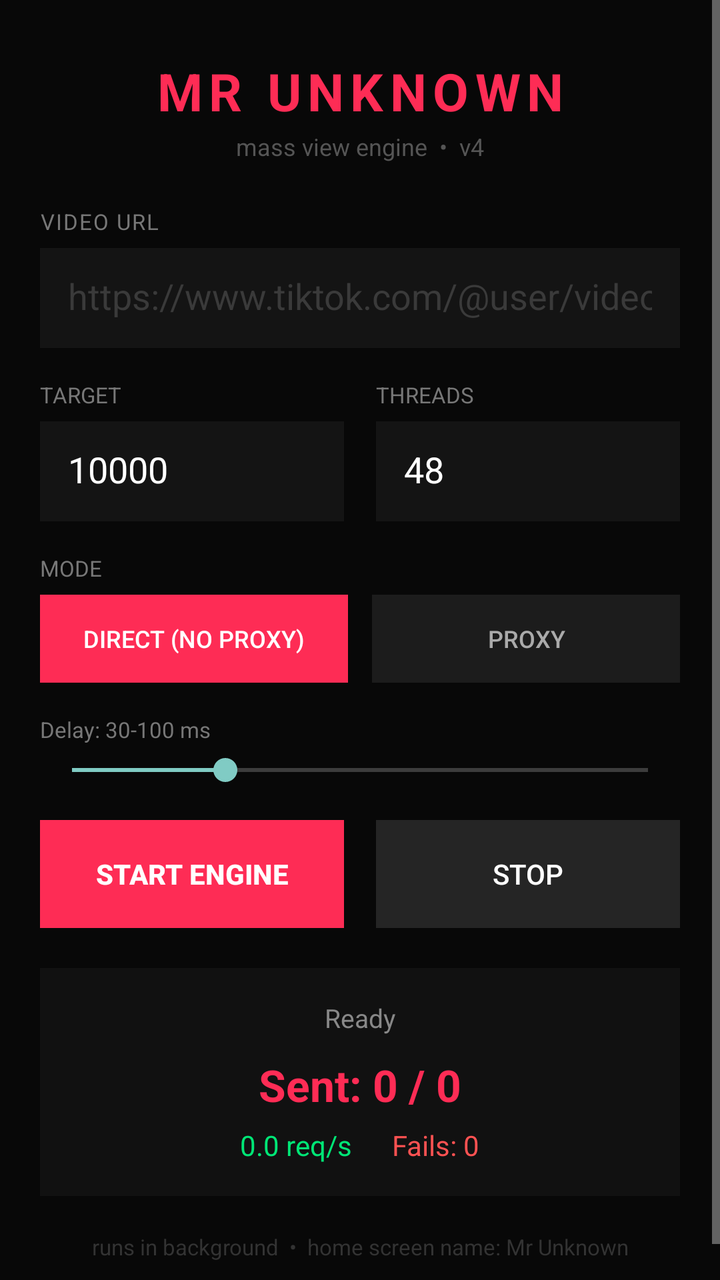
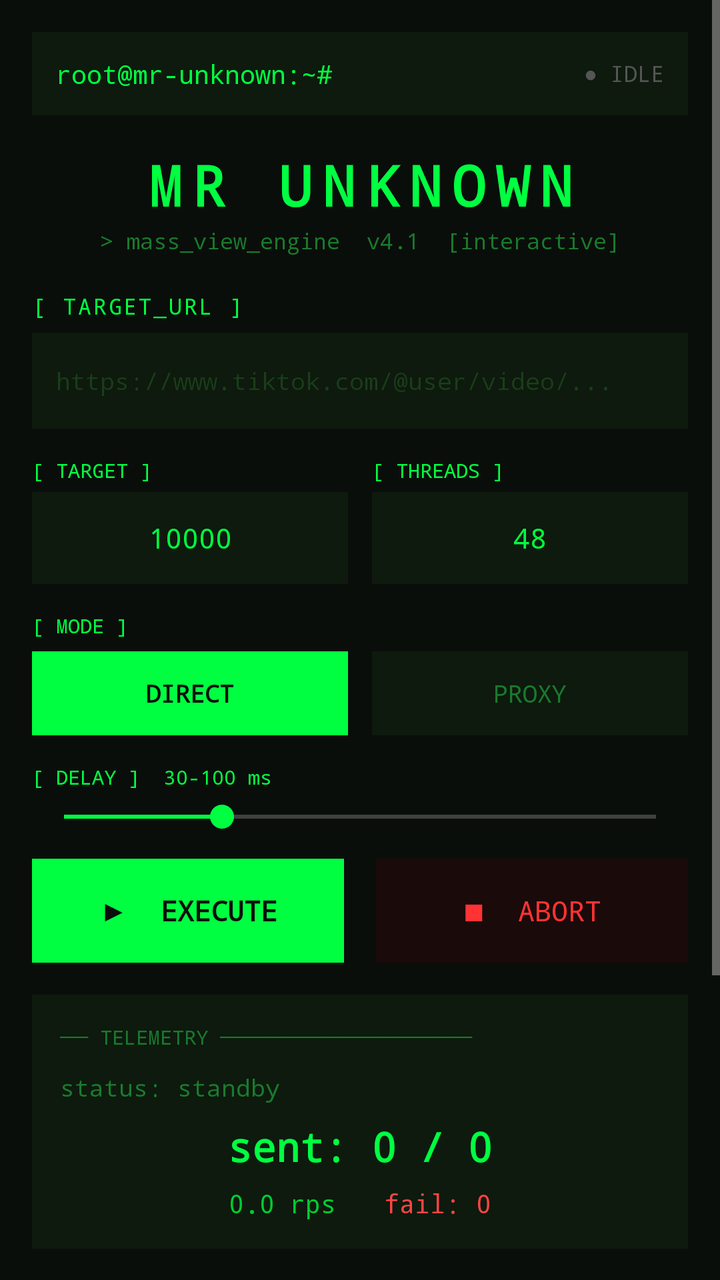

Before-and-after screenshots of an Android layout around one commit, followed by the original layout XML and the change that was made.
<!-- AndroidManifest.xml: application theme android:Theme.Material.NoActionBar -->
<!-- res/layout/activity_main.xml -->
<?xml version="1.0" encoding="utf-8"?>
<ScrollView xmlns:android="http://schemas.android.com/apk/res/android"
    android:layout_width="match_parent"
    android:layout_height="match_parent"
    android:background="#080808"
    android:fillViewport="true">

    <LinearLayout
        android:layout_width="match_parent"
        android:layout_height="wrap_content"
        android:orientation="vertical"
        android:padding="20dp">

        
        <TextView
            android:layout_width="match_parent"
            android:layout_height="wrap_content"
            android:text="MR UNKNOWN"
            android:textColor="#FE2C55"
            android:textSize="26sp"
            android:textStyle="bold"
            android:gravity="center"
            android:letterSpacing="0.12"
            android:layout_marginTop="8dp"
            android:layout_marginBottom="2dp"/>

        <TextView
            android:layout_width="match_parent"
            android:layout_height="wrap_content"
            android:text="mass view engine  •  v4"
            android:textColor="#555555"
            android:textSize="12sp"
            android:gravity="center"
            android:layout_marginBottom="22dp"/>

        
        <TextView
            android:layout_width="wrap_content"
            android:layout_height="wrap_content"
            android:text="VIDEO URL"
            android:textColor="#777777"
            android:textSize="11sp"
            android:letterSpacing="0.06"
            android:layout_marginBottom="6dp"/>

        <EditText
            android:id="@+id/url_input"
            android:layout_width="match_parent"
            android:layout_height="50dp"
            android:hint="https://www.tiktok.com/@user/video/..."
            android:textColor="#FFFFFF"
            android:textColorHint="#3A3A3A"
            android:background="#141414"
            android:padding="14dp"
            android:inputType="textUri"
            android:singleLine="true"
            android:layout_marginBottom="16dp"/>

        
        <LinearLayout
            android:layout_width="match_parent"
            android:layout_height="wrap_content"
            android:orientation="horizontal"
            android:layout_marginBottom="16dp">

            <LinearLayout
                android:layout_width="0dp"
                android:layout_height="wrap_content"
                android:layout_weight="1"
                android:orientation="vertical"
                android:layout_marginEnd="8dp">

                <TextView
                    android:layout_width="wrap_content"
                    android:layout_height="wrap_content"
                    android:text="TARGET"
                    android:textColor="#777777"
                    android:textSize="11sp"
                    android:layout_marginBottom="6dp"/>

                <EditText
                    android:id="@+id/count_input"
                    android:layout_width="match_parent"
                    android:layout_height="50dp"
                    android:text="10000"
                    android:textColor="#FFFFFF"
                    android:background="#141414"
                    android:padding="14dp"
                    android:inputType="number"
                    android:singleLine="true"/>
            </LinearLayout>

            <LinearLayout
                android:layout_width="0dp"
                android:layout_height="wrap_content"
                android:layout_weight="1"
                android:orientation="vertical"
                android:layout_marginStart="8dp">

                <TextView
                    android:layout_width="wrap_content"
                    android:layout_height="wrap_content"
                    android:text="THREADS"
                    android:textColor="#777777"
                    android:textSize="11sp"
                    android:layout_marginBottom="6dp"/>

                <EditText
                    android:id="@+id/threads_input"
                    android:layout_width="match_parent"
                    android:layout_height="50dp"
                    android:text="48"
                    android:textColor="#FFFFFF"
                    android:background="#141414"
                    android:padding="14dp"
                    android:inputType="number"
                    android:singleLine="true"/>
            </LinearLayout>
        </LinearLayout>

        
        <TextView
            android:layout_width="wrap_content"
            android:layout_height="wrap_content"
            android:text="MODE"
            android:textColor="#777777"
            android:textSize="11sp"
            android:layout_marginBottom="6dp"/>

        <LinearLayout
            android:layout_width="match_parent"
            android:layout_height="wrap_content"
            android:orientation="horizontal"
            android:layout_marginBottom="16dp">

            <Button
                android:id="@+id/mode_direct_btn"
                android:layout_width="0dp"
                android:layout_height="44dp"
                android:layout_weight="1"
                android:text="DIRECT (no proxy)"
                android:textColor="#FFFFFF"
                android:textSize="12sp"
                android:background="#FE2C55"
                android:layout_marginEnd="6dp"/>

            <Button
                android:id="@+id/mode_proxy_btn"
                android:layout_width="0dp"
                android:layout_height="44dp"
                android:layout_weight="1"
                android:text="PROXY"
                android:textColor="#AAAAAA"
                android:textSize="12sp"
                android:background="#1C1C1C"
                android:layout_marginStart="6dp"/>
        </LinearLayout>

        
        <TextView
            android:id="@+id/delay_label"
            android:layout_width="match_parent"
            android:layout_height="wrap_content"
            android:text="Delay: 30-100 ms"
            android:textColor="#777777"
            android:textSize="11sp"
            android:layout_marginBottom="4dp"/>

        <SeekBar
            android:id="@+id/delay_seek"
            android:layout_width="match_parent"
            android:layout_height="wrap_content"
            android:max="300"
            android:progress="80"
            android:layout_marginBottom="16dp"/>

        
        <TextView
            android:id="@+id/proxy_label"
            android:layout_width="wrap_content"
            android:layout_height="wrap_content"
            android:text="PROXIES  (host:port  or  user:pass@host:port)"
            android:textColor="#777777"
            android:textSize="11sp"
            android:layout_marginBottom="6dp"
            android:visibility="gone"/>

        <EditText
            android:id="@+id/proxy_input"
            android:layout_width="match_parent"
            android:layout_height="88dp"
            android:hint="1.2.3.4:8080\nuser:pass@5.6.7.8:3128"
            android:textColor="#FFFFFF"
            android:textColorHint="#2A2A2A"
            android:background="#141414"
            android:padding="12dp"
            android:gravity="top"
            android:inputType="textMultiLine"
            android:layout_marginBottom="18dp"
            android:visibility="gone"/>

        
        <LinearLayout
            android:layout_width="match_parent"
            android:layout_height="wrap_content"
            android:orientation="horizontal"
            android:layout_marginBottom="20dp">

            <Button
                android:id="@+id/start_btn"
                android:layout_width="0dp"
                android:layout_height="54dp"
                android:layout_weight="1"
                android:text="START ENGINE"
                android:textColor="#FFFFFF"
                android:textStyle="bold"
                android:textSize="14sp"
                android:background="#FE2C55"
                android:layout_marginEnd="8dp"/>

            <Button
                android:id="@+id/stop_btn"
                android:layout_width="0dp"
                android:layout_height="54dp"
                android:layout_weight="1"
                android:text="STOP"
                android:textColor="#FFFFFF"
                android:textSize="14sp"
                android:background="#252525"
                android:layout_marginStart="8dp"/>
        </LinearLayout>

        <ProgressBar
            android:id="@+id/progress"
            android:layout_width="match_parent"
            android:layout_height="wrap_content"
            android:indeterminate="true"
            android:visibility="gone"
            android:layout_marginBottom="14dp"/>

        
        <LinearLayout
            android:layout_width="match_parent"
            android:layout_height="wrap_content"
            android:orientation="vertical"
            android:background="#111111"
            android:padding="16dp">

            <TextView
                android:id="@+id/status_text"
                android:layout_width="match_parent"
                android:layout_height="wrap_content"
                android:text="Ready"
                android:textColor="#888888"
                android:textSize="13sp"
                android:gravity="center"
                android:layout_marginBottom="10dp"/>

            <TextView
                android:id="@+id/sent_text"
                android:layout_width="match_parent"
                android:layout_height="wrap_content"
                android:text="Sent: 0 / 0"
                android:textColor="#FE2C55"
                android:textSize="22sp"
                android:textStyle="bold"
                android:gravity="center"
                android:layout_marginBottom="6dp"/>

            <LinearLayout
                android:layout_width="match_parent"
                android:layout_height="wrap_content"
                android:orientation="horizontal"
                android:gravity="center">

                <TextView
                    android:id="@+id/rps_text"
                    android:layout_width="wrap_content"
                    android:layout_height="wrap_content"
                    android:text="0.0 req/s"
                    android:textColor="#00E676"
                    android:textSize="14sp"
                    android:layout_marginEnd="20dp"/>

                <TextView
                    android:id="@+id/fail_text"
                    android:layout_width="wrap_content"
                    android:layout_height="wrap_content"
                    android:text="Fails: 0"
                    android:textColor="#FF5252"
                    android:textSize="14sp"/>
            </LinearLayout>
        </LinearLayout>

        <TextView
            android:layout_width="match_parent"
            android:layout_height="wrap_content"
            android:text="runs in background  •  home screen name: Mr Unknown"
            android:textColor="#333333"
            android:textSize="11sp"
            android:gravity="center"
            android:layout_marginTop="18dp"
            android:layout_marginBottom="8dp"/>

    </LinearLayout>
</ScrollView>
<!-- resources referenced by this layout -->
<resources>

</resources>

<!-- the commit's change to res/layout/activity_main.xml (unified diff, before → after) -->
@@ -2,92 +2,130 @@
 <ScrollView xmlns:android="http://schemas.android.com/apk/res/android"
     android:layout_width="match_parent"
     android:layout_height="match_parent"
-    android:background="#080808"
+    android:background="#0A0E0A"
     android:fillViewport="true">
 
     <LinearLayout
         android:layout_width="match_parent"
         android:layout_height="wrap_content"
         android:orientation="vertical"
-        android:padding="20dp">
+        android:padding="16dp">
+
+        
+        <LinearLayout
+            android:layout_width="match_parent"
+            android:layout_height="wrap_content"
+            android:orientation="horizontal"
+            android:gravity="center_vertical"
+            android:background="#0D1A0D"
+            android:padding="12dp"
+            android:layout_marginBottom="4dp">
+
+            <TextView
+                android:layout_width="0dp"
+                android:layout_height="wrap_content"
+                android:layout_weight="1"
+                android:text="root@mr-unknown:~#"
+                android:textColor="#00FF41"
+                android:textSize="13sp"
+                android:fontFamily="monospace"/>
+
+            <TextView
+                android:id="@+id/status_dot"
+                android:layout_width="wrap_content"
+                android:layout_height="wrap_content"
+                android:text="● IDLE"
+                android:textColor="#555555"
+                android:textSize="11sp"
+                android:fontFamily="monospace"/>
+        </LinearLayout>
 
         
         <TextView
             android:layout_width="match_parent"
             android:layout_height="wrap_content"
             android:text="MR UNKNOWN"
-            android:textColor="#FE2C55"
-            android:textSize="26sp"
+            android:textColor="#00FF41"
+            android:textSize="28sp"
             android:textStyle="bold"
             android:gravity="center"
-            android:letterSpacing="0.12"
-            android:layout_marginTop="8dp"
+            android:letterSpacing="0.18"
+            android:fontFamily="monospace"
+            android:layout_marginTop="12dp"
             android:layout_marginBottom="2dp"/>
 
         <TextView
             android:layout_width="match_parent"
             android:layout_height="wrap_content"
-            android:text="mass view engine  •  v4"
-            android:textColor="#555555"
-            android:textSize="12sp"
+            android:text="&gt; mass_view_engine  v4.1  [interactive]"
+            android:textColor="#1A7A2E"
+            android:textSize="11sp"
             android:gravity="center"
-            android:layout_marginBottom="22dp"/>
+            android:fontFamily="monospace"
+            android:layout_marginBottom="18dp"/>
 
         
         <TextView
             android:layout_width="wrap_content"
             android:layout_height="wrap_content"
-            android:text="VIDEO URL"
-            android:textColor="#777777"
+            android:text="[ TARGET_URL ]"
+            android:textColor="#00FF41"
             android:textSize="11sp"
-            android:letterSpacing="0.06"
+            android:fontFamily="monospace"
+            android:letterSpacing="0.08"
             android:layout_marginBottom="6dp"/>
 
         <EditText
             android:id="@+id/url_input"
             android:layout_width="match_parent"
-            android:layout_height="50dp"
+            android:layout_height="48dp"
             android:hint="https://www.tiktok.com/@user/video/..."
-            android:textColor="#FFFFFF"
-            android:textColorHint="#3A3A3A"
-            android:background="#141414"
-            android:padding="14dp"
+            android:textColor="#00FF41"
+            android:textColorHint="#1A3D1A"
+            android:background="#0D1A0D"
+            android:padding="12dp"
             android:inputType="textUri"
             android:singleLine="true"
-            android:layout_marginBottom="16dp"/>
+            android:fontFamily="monospace"
+            android:textSize="12sp"
+            android:layout_marginBottom="14dp"/>
 
         
         <LinearLayout
             android:layout_width="match_parent"
             android:layout_height="wrap_content"
             android:orientation="horizontal"
-            android:layout_marginBottom="16dp">
+            android:layout_marginBottom="14dp">
 
             <LinearLayout
                 android:layout_width="0dp"
                 android:layout_height="wrap_content"
                 android:layout_weight="1"
                 android:orientation="vertical"
-                android:layout_marginEnd="8dp">
+                android:layout_marginEnd="6dp">
 
                 <TextView
                     android:layout_width="wrap_content"
                     android:layout_height="wrap_content"
-                    android:text="TARGET"
-                    android:textColor="#777777"
-                    android:textSize="11sp"
-                    android:layout_marginBottom="6dp"/>
+                    android:text="[ TARGET ]"
+                    android:textColor="#00FF41"
+                    android:textSize="10sp"
+                    android:fontFamily="monospace"
+                    android:layout_marginBottom="4dp"/>
 
                 <EditText
                     android:id="@+id/count_input"
                     android:layout_width="match_parent"
-                    android:layout_height="50dp"
+                    android:layout_height="46dp"
                     android:text="10000"
-                    android:textColor="#FFFFFF"
-                    android:background="#141414"
-                    android:padding="14dp"
+                    android:textColor="#00FF41"
+                    android:background="#0D1A0D"
+                    android:padding="10dp"
                     android:inputType="number"
-                    android:singleLine="true"/>
+                    android:singleLine="true"
+                    android:fontFamily="monospace"
+                    android:textSize="14sp"
+                    android:gravity="center"/>
             </LinearLayout>
 
             <LinearLayout
@@ -95,26 +133,30 @@
                 android:layout_height="wrap_content"
                 android:layout_weight="1"
                 android:orientation="vertical"
-                android:layout_marginStart="8dp">
+                android:layout_marginStart="6dp">
 
                 <TextView
                     android:layout_width="wrap_content"
                     android:layout_height="wrap_content"
-                    android:text="THREADS"
-                    android:textColor="#777777"
-                    android:textSize="11sp"
-                    android:layout_marginBottom="6dp"/>
+                    android:text="[ THREADS ]"
+                    android:textColor="#00FF41"
+                    android:textSize="10sp"
+                    android:fontFamily="monospace"
+                    android:layout_marginBottom="4dp"/>
 
                 <EditText
                     android:id="@+id/threads_input"
                     android:layout_width="match_parent"
-                    android:layout_height="50dp"
+                    android:layout_height="46dp"
                     android:text="48"
-                    android:textColor="#FFFFFF"
-                    android:background="#141414"
-                    android:padding="14dp"
+                    android:textColor="#00FF41"
+                    android:background="#0D1A0D"
+                    android:padding="10dp"
                     android:inputType="number"
-                    android:singleLine="true"/>
+                    android:singleLine="true"
+                    android:fontFamily="monospace"
+                    android:textSize="14sp"
+                    android:gravity="center"/>
             </LinearLayout>
         </LinearLayout>
 
@@ -122,11 +164,94 @@
         <TextView
             android:layout_width="wrap_content"
             android:layout_height="wrap_content"
-            android:text="MODE"
-            android:textColor="#777777"
+            android:text="[ MODE ]"
+            android:textColor="#00FF41"
+            android:textSize="10sp"
+            android:fontFamily="monospace"
+            android:layout_marginBottom="6dp"/>
+
+        <LinearLayout
+            android:layout_width="match_parent"
+            android:layout_height="wrap_content"
+            android:orientation="horizontal"
+            android:layout_marginBottom="14dp">
+
+            <Button
+                android:id="@+id/mode_direct_btn"
+                android:layout_width="0dp"
+                android:layout_height="42dp"
+                android:layout_weight="1"
+                android:text="DIRECT"
+                android:textColor="#0A0E0A"
+                android:textSize="12sp"
+                android:textStyle="bold"
+                android:fontFamily="monospace"
+                android:background="#00FF41"
+                android:layout_marginEnd="6dp"/>
+
+            <Button
+                android:id="@+id/mode_proxy_btn"
+                android:layout_width="0dp"
+                android:layout_height="42dp"
+                android:layout_weight="1"
+                android:text="PROXY"
+                android:textColor="#1A7A2E"
+                android:textSize="12sp"
+                android:fontFamily="monospace"
+                android:background="#0D1A0D"
+                android:layout_marginStart="6dp"/>
+        </LinearLayout>
+
+        
+        <TextView
+            android:id="@+id/delay_label"
+            android:layout_width="match_parent"
+            android:layout_height="wrap_content"
+            android:text="[ DELAY ]  30-100 ms"
+            android:textColor="#00FF41"
+            android:textSize="10sp"
+            android:fontFamily="monospace"
+            android:layout_marginBottom="4dp"/>
+
+        <SeekBar
+            android:id="@+id/delay_seek"
+            android:layout_width="match_parent"
+            android:layout_height="wrap_content"
+            android:max="300"
+            android:progress="80"
+            android:layout_marginBottom="12dp"
+            android:progressTint="#00FF41"
+            android:thumbTint="#00FF41"/>
+
+        
+        <TextView
+            android:id="@+id/proxy_label"
+            android:layout_width="wrap_content"
+            android:layout_height="wrap_content"
+            android:text="[ PROXY_LIST ]  host:port | user:pass@host:port"
+            android:textColor="#00FF41"
+            android:textSize="10sp"
+            android:fontFamily="monospace"
+            android:layout_marginBottom="6dp"
+            android:visibility="gone"/>
+
+        <EditText
+            android:id="@+id/proxy_input"
+            android:layout_width="match_parent"
+            android:layout_height="80dp"
+            android:hint="1.2.3.4:8080\nuser:pass@5.6.7.8:3128"
+            android:textColor="#00FF41"
+            android:textColorHint="#1A3D1A"
+            android:background="#0D1A0D"
+            android:padding="10dp"
+            android:gravity="top"
+            android:inputType="textMultiLine"
+            android:fontFamily="monospace"
             android:textSize="11sp"
-            android:layout_marginBottom="6dp"/>
-
+            android:layout_marginBottom="14dp"
+            android:visibility="gone"/>
+
+        
         <LinearLayout
             android:layout_width="match_parent"
             android:layout_height="wrap_content"
@@ -134,99 +259,28 @@
             android:layout_marginBottom="16dp">
 
             <Button
-                android:id="@+id/mode_direct_btn"
-                android:layout_width="0dp"
-                android:layout_height="44dp"
-                android:layout_weight="1"
-                android:text="DIRECT (no proxy)"
-                android:textColor="#FFFFFF"
-                android:textSize="12sp"
-                android:background="#FE2C55"
-                android:layout_marginEnd="6dp"/>
-
-            <Button
-                android:id="@+id/mode_proxy_btn"
-                android:layout_width="0dp"
-                android:layout_height="44dp"
-                android:layout_weight="1"
-                android:text="PROXY"
-                android:textColor="#AAAAAA"
-                android:textSize="12sp"
-                android:background="#1C1C1C"
-                android:layout_marginStart="6dp"/>
-        </LinearLayout>
-
-        
-        <TextView
-            android:id="@+id/delay_label"
-            android:layout_width="match_parent"
-            android:layout_height="wrap_content"
-            android:text="Delay: 30-100 ms"
-            android:textColor="#777777"
-            android:textSize="11sp"
-            android:layout_marginBottom="4dp"/>
-
-        <SeekBar
-            android:id="@+id/delay_seek"
-            android:layout_width="match_parent"
-            android:layout_height="wrap_content"
-            android:max="300"
-            android:progress="80"
-            android:layout_marginBottom="16dp"/>
-
-        
-        <TextView
-            android:id="@+id/proxy_label"
-            android:layout_width="wrap_content"
-            android:layout_height="wrap_content"
-            android:text="PROXIES  (host:port  or  user:pass@host:port)"
-            android:textColor="#777777"
-            android:textSize="11sp"
-            android:layout_marginBottom="6dp"
-            android:visibility="gone"/>
-
-        <EditText
-            android:id="@+id/proxy_input"
-            android:layout_width="match_parent"
-            android:layout_height="88dp"
-            android:hint="1.2.3.4:8080\nuser:pass@5.6.7.8:3128"
-            android:textColor="#FFFFFF"
-            android:textColorHint="#2A2A2A"
-            android:background="#141414"
-            android:padding="12dp"
-            android:gravity="top"
-            android:inputType="textMultiLine"
-            android:layout_marginBottom="18dp"
-            android:visibility="gone"/>
-
-        
-        <LinearLayout
-            android:layout_width="match_parent"
-            android:layout_height="wrap_content"
-            android:orientation="horizontal"
-            android:layout_marginBottom="20dp">
-
-            <Button
                 android:id="@+id/start_btn"
                 android:layout_width="0dp"
-                android:layout_height="54dp"
-                android:layout_weight="1"
-                android:text="START ENGINE"
-                android:textColor="#FFFFFF"
+                android:layout_height="52dp"
+                android:layout_weight="1"
+                android:text="▶  EXECUTE"
+                android:textColor="#0A0E0A"
                 android:textStyle="bold"
                 android:textSize="14sp"
-                android:background="#FE2C55"
+                android:fontFamily="monospace"
+                android:background="#00FF41"
                 android:layout_marginEnd="8dp"/>
 
             <Button
                 android:id="@+id/stop_btn"
                 android:layout_width="0dp"
-                android:layout_height="54dp"
-                android:layout_weight="1"
-                android:text="STOP"
-                android:textColor="#FFFFFF"
+                android:layout_height="52dp"
+                android:layout_weight="1"
+                android:text="■  ABORT"
+                android:textColor="#FF3333"
                 android:textSize="14sp"
-                android:background="#252525"
+                android:fontFamily="monospace"
+                android:background="#1A0A0A"
                 android:layout_marginStart="8dp"/>
         </LinearLayout>
 
@@ -235,35 +289,47 @@
             android:layout_width="match_parent"
             android:layout_height="wrap_content"
             android:indeterminate="true"
+            android:indeterminateTint="#00FF41"
             android:visibility="gone"
-            android:layout_marginBottom="14dp"/>
+            android:layout_marginBottom="12dp"/>
 
         
         <LinearLayout
             android:layout_width="match_parent"
             android:layout_height="wrap_content"
             android:orientation="vertical"
-            android:background="#111111"
-            android:padding="16dp">
+            android:background="#0D1A0D"
+            android:padding="14dp"
+            android:layout_marginBottom="12dp">
+
+            <TextView
+                android:layout_width="match_parent"
+                android:layout_height="wrap_content"
+                android:text="── TELEMETRY ──────────────────"
+                android:textColor="#1A7A2E"
+                android:textSize="10sp"
+                android:fontFamily="monospace"
+                android:layout_marginBottom="10dp"/>
 
             <TextView
                 android:id="@+id/status_text"
                 android:layout_width="match_parent"
                 android:layout_height="wrap_content"
-                android:text="Ready"
-                android:textColor="#888888"
-                android:textSize="13sp"
-                android:gravity="center"
-                android:layout_marginBottom="10dp"/>
+                android:text="status: standby"
+                android:textColor="#1A7A2E"
+                android:textSize="12sp"
+                android:fontFamily="monospace"
+                android:layout_marginBottom="8dp"/>
 
             <TextView
                 android:id="@+id/sent_text"
                 android:layout_width="match_parent"
                 android:layout_height="wrap_content"
-                android:text="Sent: 0 / 0"
-                android:textColor="#FE2C55"
-                android:textSize="22sp"
+                android:text="sent: 0 / 0"
+                android:textColor="#00FF41"
+                android:textSize="20sp"
                 android:textStyle="bold"
+                android:fontFamily="monospace"
                 android:gravity="center"
                 android:layout_marginBottom="6dp"/>
 
@@ -277,30 +343,56 @@
                     android:id="@+id/rps_text"
                     android:layout_width="wrap_content"
                     android:layout_height="wrap_content"
-                    android:text="0.0 req/s"
-                    android:textColor="#00E676"
-                    android:textSize="14sp"
-                    android:layout_marginEnd="20dp"/>
+                    android:text="0.0 rps"
+                    android:textColor="#00CC33"
+                    android:textSize="13sp"
+                    android:fontFamily="monospace"
+                    android:layout_marginEnd="24dp"/>
 
                 <TextView
                     android:id="@+id/fail_text"
                     android:layout_width="wrap_content"
                     android:layout_height="wrap_content"
-                    android:text="Fails: 0"
-                    android:textColor="#FF5252"
-                    android:textSize="14sp"/>
+                    android:text="fail: 0"
+                    android:textColor="#FF4444"
+                    android:textSize="13sp"
+                    android:fontFamily="monospace"/>
             </LinearLayout>
         </LinearLayout>
 
-        <TextView
-            android:layout_width="match_parent"
-            android:layout_height="wrap_content"
-            android:text="runs in background  •  home screen name: Mr Unknown"
-            android:textColor="#333333"
+        
+        <TextView
+            android:layout_width="match_parent"
+            android:layout_height="wrap_content"
+            android:text="── CONSOLE ────────────────────"
+            android:textColor="#1A7A2E"
+            android:textSize="10sp"
+            android:fontFamily="monospace"
+            android:layout_marginBottom="4dp"/>
+
+        <TextView
+            android:id="@+id/log_console"
+            android:layout_width="match_parent"
+            android:layout_height="140dp"
+            android:background="#050805"
+            android:padding="10dp"
+            android:text="&gt; system online\n&gt; waiting for command...\n"
+            android:textColor="#00FF41"
             android:textSize="11sp"
+            android:fontFamily="monospace"
+            android:gravity="top"
+            android:scrollbars="vertical"
+            android:layout_marginBottom="10dp"/>
+
+        <TextView
+            android:layout_width="match_parent"
+            android:layout_height="wrap_content"
+            android:text="background service active  •  label: Mr Unknown"
+            android:textColor="#0F2F0F"
+            android:textSize="10sp"
+            android:fontFamily="monospace"
             android:gravity="center"
-            android:layout_marginTop="18dp"
-            android:layout_marginBottom="8dp"/>
+            android:layout_marginBottom="6dp"/>
 
     </LinearLayout>
 </ScrollView>
